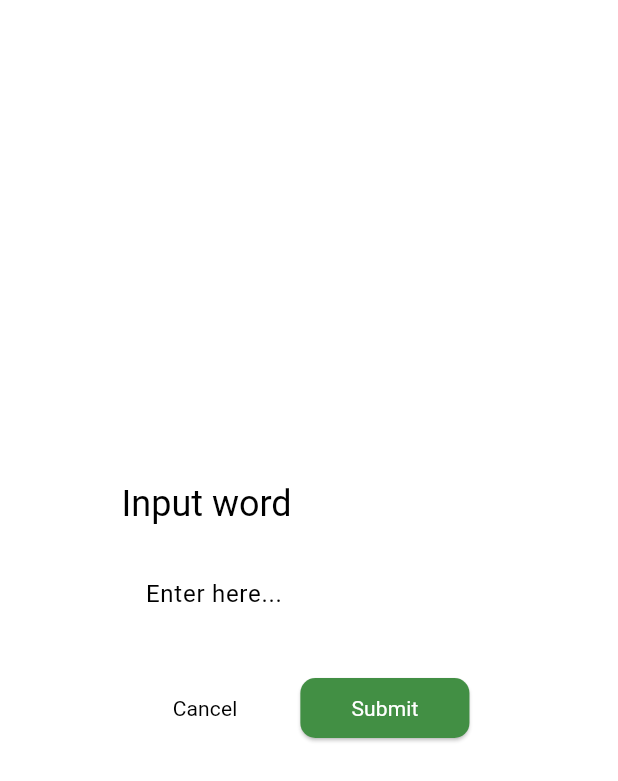
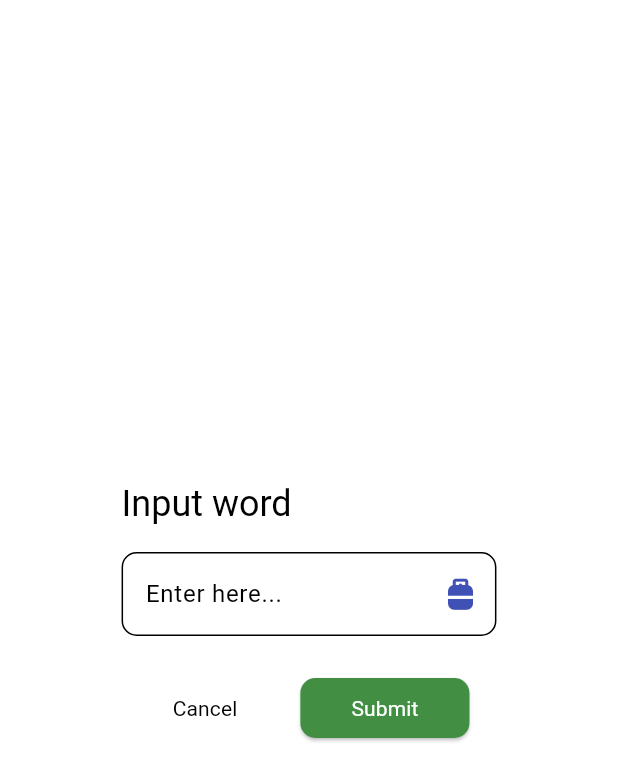
Before and after one commit to DatskoDavid/english_app, a Flutter app: the AddWordDialog widget shown alone on an empty page, opened directly, on a phone screen of 412 x 824 dp. Shown: the top 781 px of the screen. Run offline on Flutter 3.47's test engine with Material 2 defaults, Android fonts, the phone set to English and light mode, and no system bars; our stand-ins replace hive, hive_flutter; accounts and stored records are empty.

Commit message:
some refactor

```diff
--- a/lib/data/get_word_service.dart
+++ b/lib/data/get_word_service.dart
@@ -37,8 +37,6 @@ class WordApi {
         'pronunciation': pronunciation,
         'results': results,
       };
-
-  then(Null Function(dynamic value) param0) {}
 }
 
 class Result {
--- a/lib/presentation/widgets/add_word_dialog.dart
+++ b/lib/presentation/widgets/add_word_dialog.dart
@@ -1,3 +1,4 @@
+import 'package:flutter/foundation.dart';
 import 'package:flutter/material.dart';
 import 'package:hive_flutter/hive_flutter.dart';
 
@@ -16,32 +17,19 @@ class _AddWordDialogState extends State<AddWordDialog> {
 
   final TextEditingController _wordController = TextEditingController();
 
-  var wordIsCorrect = false;
-
-  bool isValid(String input) {
-    checkWord(input);
-    return wordIsCorrect;
-  }
+  bool wordIsCorrect = true;
 
   Future checkWord(String word) async {
     final wordService = WordService(word);
     final response = await wordService.fetchWords().then(
       (value) {
         wordIsCorrect = true;
-        print('correct');
       },
     ).onError(
       (error, stackTrace) {
         wordIsCorrect = false;
-        print('incorrect');
       },
     );
-    // Future.delayed(const Duration(seconds: 5));
-    /* response.then((value) {
-      wordIsCorrect = true;
-      print('correct');
-    });
-    response. */
   }
 
   @override
@@ -50,12 +38,40 @@ class _AddWordDialogState extends State<AddWordDialog> {
       title: const Text('Input word'),
       content: Form(
         autovalidateMode: AutovalidateMode.onUserInteraction,
-        // autovalidateMode: AutovalidateMode.disabled,
         key: _formKey,
         child: TextFormField(
           controller: _wordController,
           decoration: InputDecoration(
+            suffixIcon: SizedBox(
+              height: 5,
+              width: 5,
+              child: FutureBuilder(
+                //future: checkWord(_wordController.text),
+                builder: (context, snapshot) {
+                  if (snapshot.hasData) {
+                    return const Icon(
+                      Icons.check_rounded,
+                      size: 25,
+                      color: Color.fromARGB(255, 41, 117, 43),
+                    );
+                  }
+                  if (snapshot.hasError) {
+                    return const Icon(
+                      Icons.close,
+                      size: 25,
+                      color: Color.fromARGB(255, 201, 48, 37),
+                    );
+                  }
+                  return const Icon(
+                    Icons.propane_tank,
+                    size: 25,
+                    color: Colors.indigo,
+                  );
+                },
+              ),
+            ),
             hintText: 'Enter here...',
+            filled: true,
             border: OutlineInputBorder(
               borderRadius: BorderRadius.circular(10),
             ),
@@ -65,7 +81,10 @@ class _AddWordDialogState extends State<AddWordDialog> {
               return 'Please enter some text';
             } else if (!value.contains(RegExp(r'^[a-z]+$'))) {
               return 'Word must contain only letters';
-            } else if (!isValid(_wordController.text)) {
+            } /* else if (!isValid(_wordController.text)) {
+                    return 'Word is incorrect';
+                  } */
+            else if (!wordIsCorrect) {
               return 'Word is incorrect';
             } else {
               return null;
@@ -88,12 +107,6 @@ class _AddWordDialogState extends State<AddWordDialog> {
               ),
             ),
             onPressed: () {
-              Future.delayed(
-                const Duration(milliseconds: 500),
-                () {
-                  _wordController.clear();
-                },
-              );
               Navigator.of(context).pop();
             },
             child: const Padding(
@@ -122,21 +135,24 @@ class _AddWordDialogState extends State<AddWordDialog> {
                 ),
               ),
             ),
-            onPressed: () {
+            onPressed: () async {
+              await checkWord(_wordController.text);
+              // wordIsCorrect = true;
               if (_formKey.currentState!.validate()) {
+                //print(wordIsCorrect);
                 final box = Hive.box<Word>('words_box');
                 box.add(
                   Word(
                       id: DateTime.now().toString(),
                       word: _wordController.text),
                 );
-                Future.delayed(
-                  const Duration(milliseconds: 50),
-                  () {
+                await Future.delayed(
+                  const Duration(milliseconds: 500),
+                  /* () {
                     _wordController.clear();
-                  },
+                  }, */
                 );
-                Navigator.of(context).pop();
+                Navigator.pop(context);
               }
             },
             child: const Padding(
```
Also changed, not shown: lib/presentation/screens/training_mode_screens/result_screen.dart (+2 -7 lines).
